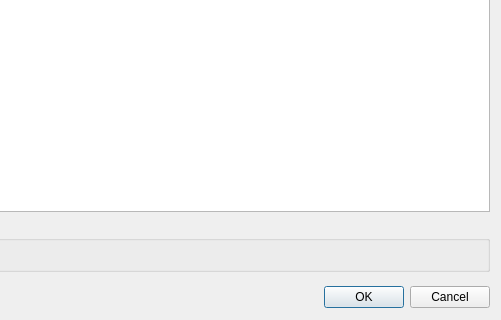
Old version of the form x64_dbg_gui/Project/Src/Gui/ShortcutsDialog.ui in the repository x64dbg/x64dbg; both pictures show x 121 to 622 and y 89 to 409 of the 622 by 409 pixel window.
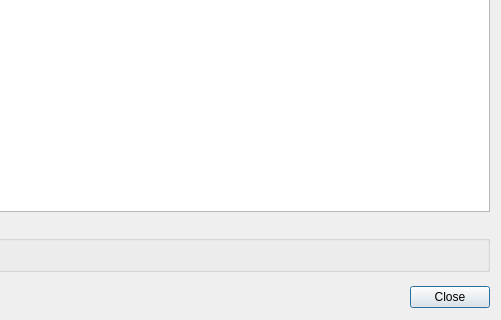
New version of the form.

```diff
--- a/x64_dbg_gui/Project/Src/Gui/ShortcutsDialog.ui
+++ b/x64_dbg_gui/Project/Src/Gui/ShortcutsDialog.ui
@@ -26,7 +26,7 @@
     <enum>Qt::Horizontal</enum>
    </property>
    <property name="standardButtons">
-    <set>QDialogButtonBox::Cancel|QDialogButtonBox::Ok</set>
+    <set>QDialogButtonBox::Close</set>
    </property>
   </widget>
   <widget class="QTableWidget" name="tblShortcuts">
```
Left out of the diff: 2 changed lines with no effect on the pictures.
